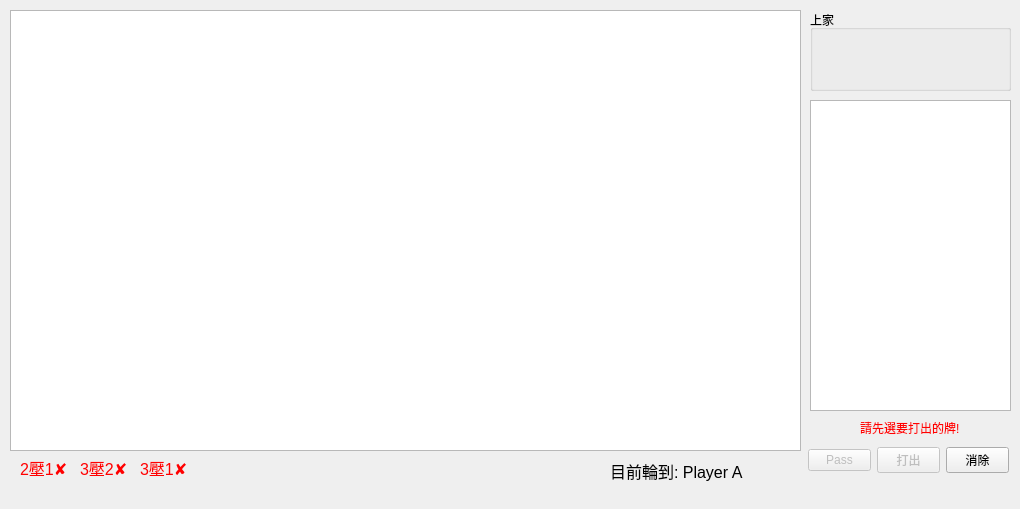
First picture: the form in mainwindow.ui, repository XCI9/CardGame, before the edit.
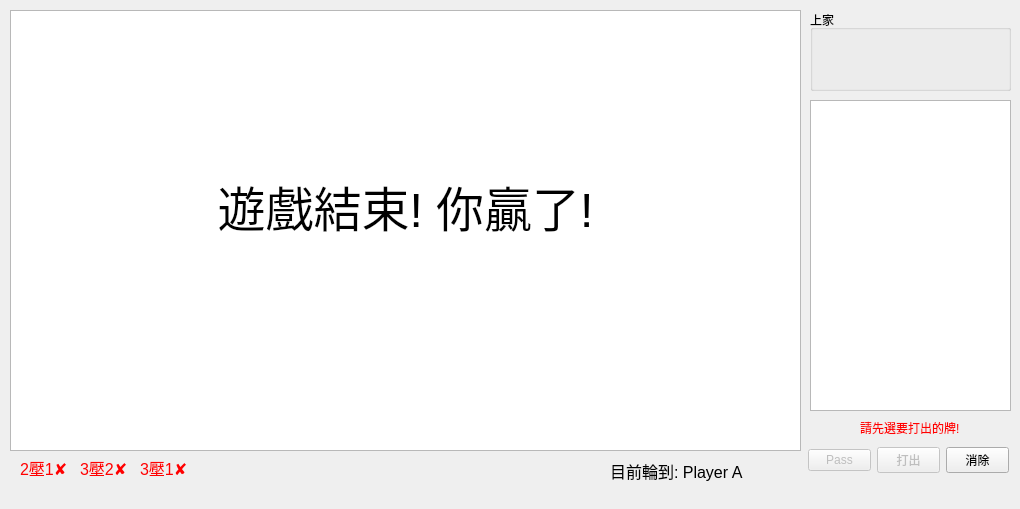
Second picture: the form after the edit.

Commit message: add gameover judge

Patch:
```diff
--- a/mainwindow.ui
+++ b/mainwindow.ui
@@ -218,6 +218,27 @@
      <string>目前輪到: Player A</string>
     </property>
    </widget>
+   <widget class="QLabel" name="gameover_msg">
+    <property name="geometry">
+     <rect>
+      <x>10</x>
+      <y>170</y>
+      <width>791</width>
+      <height>71</height>
+     </rect>
+    </property>
+    <property name="font">
+     <font>
+      <pointsize>36</pointsize>
+     </font>
+    </property>
+    <property name="text">
+     <string>遊戲結束! 你贏了!</string>
+    </property>
+    <property name="alignment">
+     <set>Qt::AlignCenter</set>
+    </property>
+   </widget>
   </widget>
   <widget class="QMenuBar" name="menubar">
    <property name="geometry">
```
The commit also changes 5 other files.
